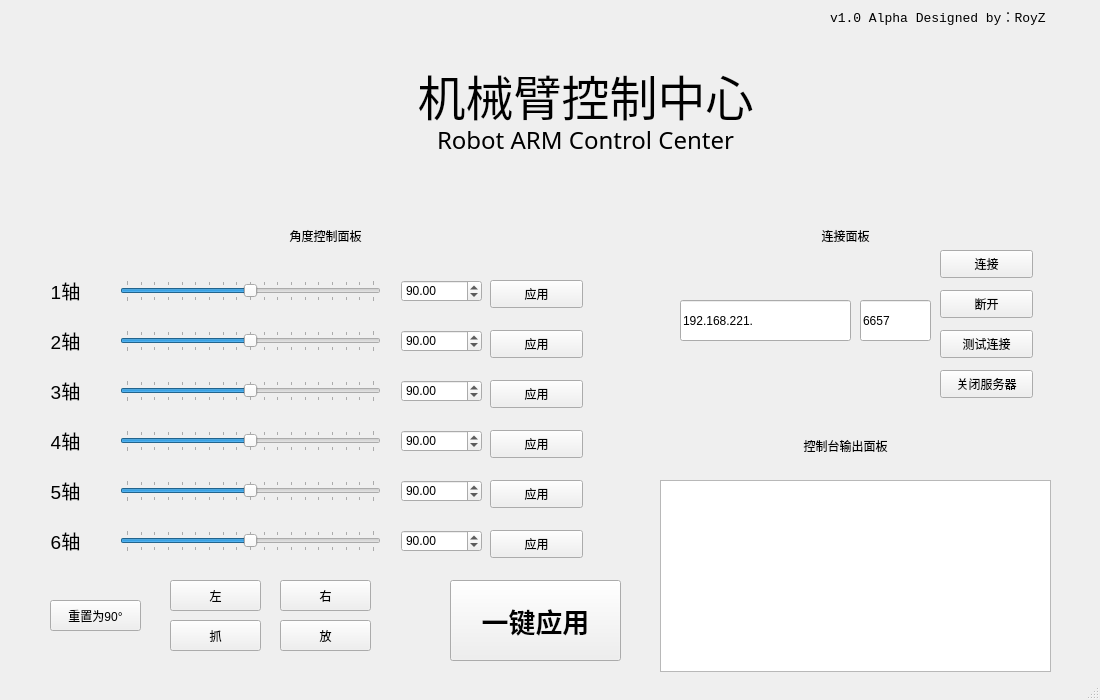
The window that QT-UI/mainwindow.ui (RoyZ-iwnl/Robot-Arm-Practice-2024) describes before a commit, drawn with Qt 5.
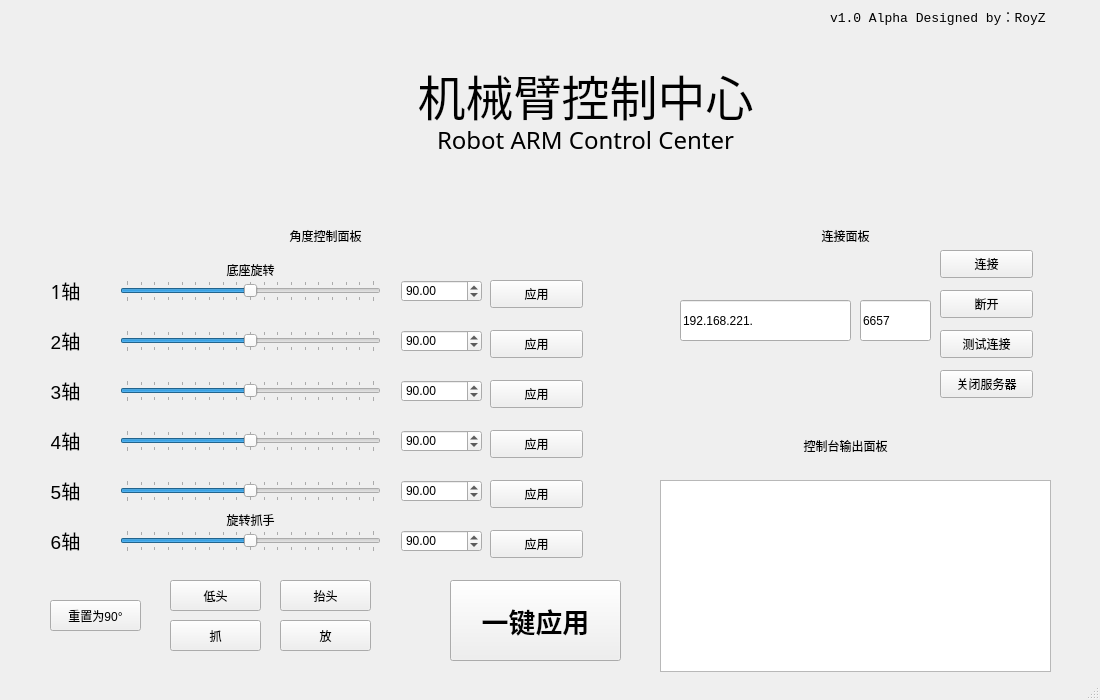
The same window after the commit.

```diff
--- a/QT-UI/mainwindow.ui
+++ b/QT-UI/mainwindow.ui
@@ -28,6 +28,7 @@
     </property>
     <property name="font">
      <font>
+      <family>微软雅黑</family>
       <pointsize>14</pointsize>
      </font>
     </property>
@@ -724,7 +725,7 @@
      </rect>
     </property>
     <property name="text">
-     <string>左</string>
+     <string>低头</string>
     </property>
    </widget>
    <widget class="QPushButton" name="ButtonRight">
@@ -737,7 +738,7 @@
      </rect>
     </property>
     <property name="text">
-     <string>右</string>
+     <string>抬头</string>
     </property>
    </widget>
    <widget class="QPushButton" name="ButtonScrach">
@@ -766,6 +767,38 @@
      <string>放</string>
     </property>
    </widget>
+   <widget class="QLabel" name="label_13">
+    <property name="geometry">
+     <rect>
+      <x>210</x>
+      <y>260</y>
+      <width>81</width>
+      <height>20</height>
+     </rect>
+    </property>
+    <property name="text">
+     <string>底座旋转</string>
+    </property>
+    <property name="alignment">
+     <set>Qt::AlignCenter</set>
+    </property>
+   </widget>
+   <widget class="QLabel" name="label_14">
+    <property name="geometry">
+     <rect>
+      <x>210</x>
+      <y>510</y>
+      <width>81</width>
+      <height>20</height>
+     </rect>
+    </property>
+    <property name="text">
+     <string>旋转抓手</string>
+    </property>
+    <property name="alignment">
+     <set>Qt::AlignCenter</set>
+    </property>
+   </widget>
   </widget>
   <widget class="QStatusBar" name="statusbar"/>
  </widget>
```
Left out of the diff: 4 changed lines with no effect on the pictures.
